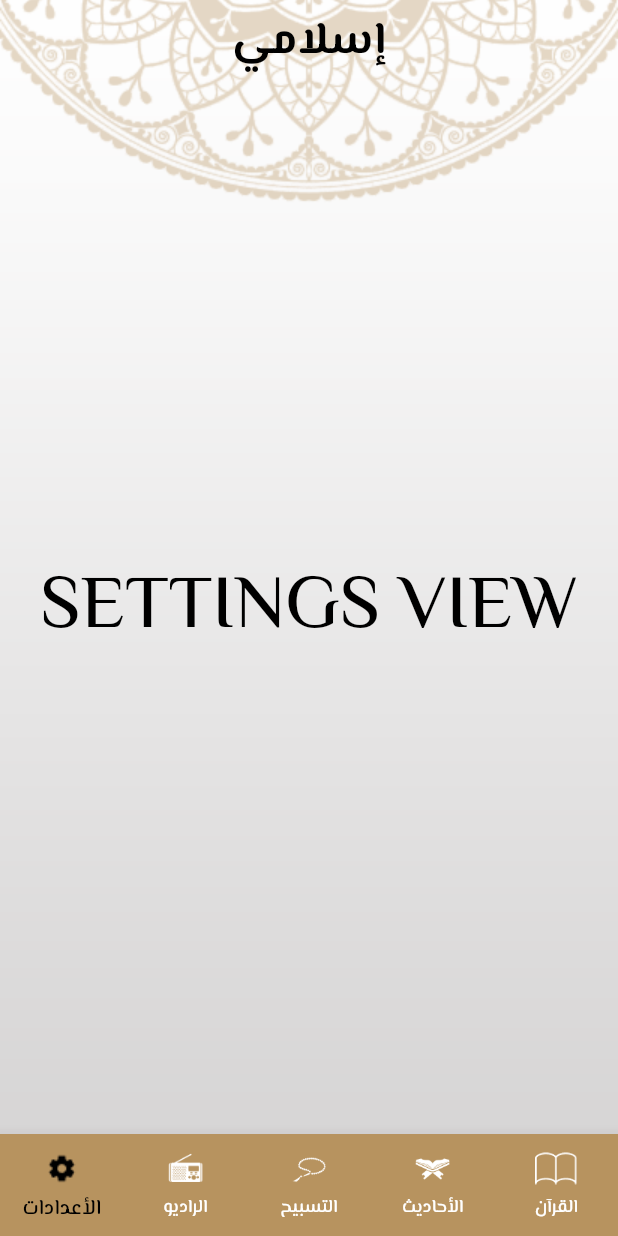
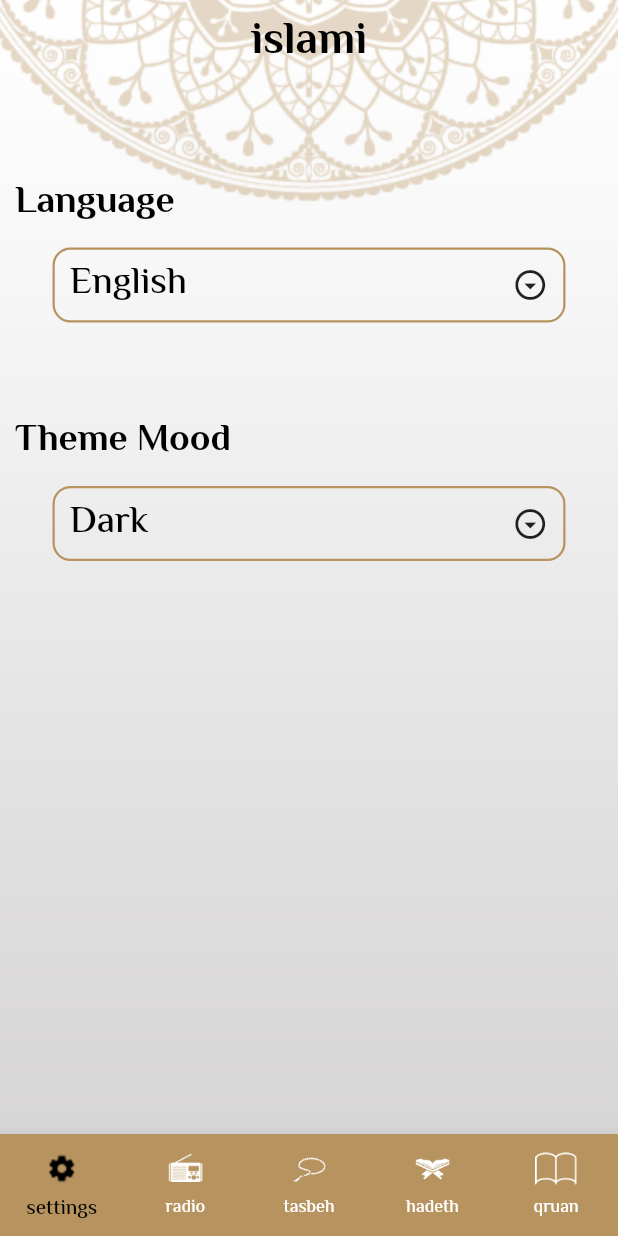
Before and after one commit to elaksher080/islami, a Flutter app: the screen it shows after launch, on a phone screen of 412 x 824 dp. Run offline on Flutter 3.47's test engine with Material 2 defaults, Android fonts, the phone set to English and light mode, and no system bars; our stand-ins replace google_fonts; generated files the repository leaves out were written again.

Commit message:
localizations_import

```diff
--- /dev/null
+++ b/l10n.yaml
@@ -0,0 +1,3 @@
+arb-dir: lib/l10n
+template-arb-file: app_en.arb
+output-localization-file: app_localizations.dart
--- /dev/null
+++ b/lib/l10n/app_ar.arb
@@ -0,0 +1,8 @@
+{
+  "islami": "إسلامي",
+  "qruan": "قرأن",
+  "hadeth": "أحاديث",
+  "tasbeh": "تسبيح",
+  "radio": "راديو",
+  "settings": "الاعدادات"
+}
--- /dev/null
+++ b/lib/l10n/app_en.arb
@@ -0,0 +1,8 @@
+{
+  "islami": "islami",
+  "qruan": "qruan",
+  "hadeth": "hadeth",
+  "tasbeh": "tasbeh",
+  "radio": "radio",
+  "settings": "settings"
+}
--- a/lib/layout/home_layout.dart
+++ b/lib/layout/home_layout.dart
@@ -1,6 +1,5 @@
-import 'dart:ffi';
-
 import 'package:flutter/material.dart';
+import 'package:flutter_gen/gen_l10n/app_localizations.dart';
 import 'package:islami/moduls/hadeth/hadeth_view.dart';
 import 'package:islami/moduls/qruan/qruan_view.dart';
 import 'package:islami/moduls/radio/radio_view.dart';
@@ -43,7 +42,7 @@ class _HomeLayoutState extends State<HomeLayout> {
       backgroundColor: Colors.transparent,
         //////////////////////////////////////////
         appBar: AppBar(
-          title: const Text("إسلامي"),
+          title: Text(AppLocalizations.of(context)!.islami),
         ),
     ////////////////////////////////////////////////
         body: screens[selectedIndex] ,
@@ -56,44 +55,32 @@ class _HomeLayoutState extends State<HomeLayout> {
         });
        },
            currentIndex: selectedIndex,
-      items: const [
-
-        BottomNavigationBarItem(icon:
-        ImageIcon(
+      items: [
+            BottomNavigationBarItem(
+                icon: ImageIcon(
                   AssetImage("assets/icons/settings.png"),
                 ),
-
-            label: "الأعدادات"),
-
-        BottomNavigationBarItem(icon:
-        ImageIcon(
+                label: AppLocalizations.of(context)!.settings),
+            BottomNavigationBarItem(
+                icon: ImageIcon(
                   AssetImage("assets/icons/radio.png"),
                 ),
-
-            label: "الراديو"),
-
-        BottomNavigationBarItem(icon:
-        ImageIcon(
+                label: AppLocalizations.of(context)!.radio),
+            BottomNavigationBarItem(
+                icon: ImageIcon(
                   AssetImage("assets/icons/sebha.png"),
                 ),
-
-            label: "التسبيح"),
-
-        BottomNavigationBarItem(icon:
-        ImageIcon(
+                label: AppLocalizations.of(context)!.tasbeh),
+            BottomNavigationBarItem(
+                icon: ImageIcon(
                   AssetImage("assets/icons/moshaf_blue.png"),
                 ),
-
-            label: "الأحاديث"),
-
-        BottomNavigationBarItem(icon:
-        ImageIcon(
+                label: AppLocalizations.of(context)!.hadeth),
+            BottomNavigationBarItem(
+                icon: ImageIcon(
                   AssetImage("assets/icons/quran.png"),
                 ),
-
-            label: "القرآن"),
-
-
+                label: AppLocalizations.of(context)!.qruan),
           ],
     ),
 ///////////////////////////////////////////////////////
--- a/lib/main.dart
+++ b/lib/main.dart
@@ -1,16 +1,13 @@
 import 'package:flutter/material.dart';
-import 'package:google_fonts/google_fonts.dart';
+import 'package:flutter_gen/gen_l10n/app_localizations.dart';
 import 'package:islami/core/theme/application_theme.dart';
 import 'package:islami/layout/home_layout.dart';
 import 'package:islami/moduls/qruan/qruan_details.dart';
-import 'package:islami/moduls/qruan/wdiget/qruan_item.dart';
 import 'package:islami/moduls/splash_screen/splash-screen.dart';
 
 void main() {
   runApp(const MyApplcation());
 }
-
-
 
 class MyApplcation extends StatelessWidget {
   const MyApplcation({super.key});
@@ -19,15 +16,19 @@ class MyApplcation extends StatelessWidget {
   Widget build(BuildContext context) {
     return MaterialApp(
       debugShowCheckedModeBanner: false,
-     ///////////////////////////////////
+      ///////////////////////////////////
       theme: ApplicationTheme.lightTheme,
-      darkTheme:ApplicationTheme.darkTheme ,
+      darkTheme: ApplicationTheme.darkTheme,
+      ////////////////////////////////////////////
+      localizationsDelegates: AppLocalizations.localizationsDelegates,
+      supportedLocales: AppLocalizations.supportedLocales,
+      locale: Locale("en"),
       ///////////////////////////////////
-      initialRoute:Splashscreen.routeName ,
+      initialRoute: Splashscreen.routeName,
       routes: {
-        Splashscreen.routeName:(context) => const Splashscreen(),
-         HomeLayout.routeName :(context) =>  HomeLayout(),
-        QruanDetails.routeName :(context) =>  const QruanDetails(),
+        Splashscreen.routeName: (context) => const Splashscreen(),
+        HomeLayout.routeName: (context) => HomeLayout(),
+        QruanDetails.routeName: (context) => const QruanDetails(),
       },
     );
   }
--- a/lib/moduls/settings/settings_view.dart
+++ b/lib/moduls/settings/settings_view.dart
@@ -1,20 +1,50 @@
 import 'package:flutter/material.dart';
+import 'package:islami/moduls/settings/widget/language_bottom_sheet_widget.dart';
+import 'package:islami/moduls/settings/widget/setting_item.dart';
+import 'package:islami/moduls/settings/widget/theme_mood_bottom_sheet.dart';
 
 class SettingsView extends StatelessWidget {
   const SettingsView({super.key});
 
   @override
   Widget build(BuildContext context) {
-    return Center(
-      child: Text(
-        "SETTINGS VIEW",
-        style: TextStyle(
-            fontSize: 50,
-            fontWeight: FontWeight.w500
-        ),
+    var theme = Theme.of(context);
+    var mediaQuery = MediaQuery.of(context).size;
+    return Padding(
+      padding: const EdgeInsets.symmetric(horizontal: 10, vertical: 60),
+      child: Column(
+        crossAxisAlignment: CrossAxisAlignment.stretch,
+        children: [
+          SettingItem(
+            settingOptionTitle: "Language",
+            selectedOption: "English",
+            onOptionToped: () {
+              showLanguageBottomSheet(context);
+            },
+          ),
+          /////////////////////////////////////////////////////////////////////////////////
+          SizedBox(height: 50),
+
+          SettingItem(
+            settingOptionTitle: "Theme Mood",
+            selectedOption: "Dark",
+            onOptionToped: () {
+              showThemeBottomSheet(context);
+            },
+          ),
+          ///////////////////////////////////////////////////////
+        ],
       ),
-
-
     );
   }
+
+  void showLanguageBottomSheet(context) {
+    showModalBottomSheet(
+        context: context, builder: (context) => LanguageBottomSheet());
+  }
+
+  void showThemeBottomSheet(context) {
+    showModalBottomSheet(
+        context: context, builder: (context) => ThemeMoodBottom());
+  }
 }
--- /dev/null
+++ b/lib/moduls/settings/widget/setting_item.dart
@@ -0,0 +1,52 @@
+import 'package:flutter/material.dart';
+
+typedef SettingsOptionClicked = void Function();
+
+class SettingItem extends StatelessWidget {
+  final String settingOptionTitle, selectedOption;
+  final SettingsOptionClicked onOptionToped;
+
+  const SettingItem(
+      {super.key,
+      required this.settingOptionTitle,
+      required this.selectedOption,
+      required this.onOptionToped});
+
+  @override
+  Widget build(BuildContext context) {
+    var theme = Theme.of(context);
+    var mediaQuery = MediaQuery.of(context).size;
+    return Column(
+      crossAxisAlignment: CrossAxisAlignment.start,
+      children: [
+        Text(
+          settingOptionTitle,
+          textAlign: TextAlign.start,
+          style: theme.textTheme.bodyLarge,
+        ),
+        GestureDetector(
+          onTap: onOptionToped,
+          child: Container(
+            margin: EdgeInsets.symmetric(horizontal: 25, vertical: 10),
+            padding: EdgeInsets.symmetric(horizontal: 10),
+            height: 50,
+            width: mediaQuery.width,
+            decoration: BoxDecoration(
+                borderRadius: BorderRadius.circular(12),
+                border: Border.all(
+                  color: theme.primaryColor,
+                  width: 1.5,
+                )),
+            child: Row(
+              mainAxisAlignment: MainAxisAlignment.spaceBetween,
+              children: [
+                Text(selectedOption),
+                Icon(Icons.arrow_drop_down_circle_outlined),
+              ],
+            ),
+          ),
+        ),
+      ],
+    );
+  }
+}
--- a/pubspec.yaml
+++ b/pubspec.yaml
@@ -30,6 +30,9 @@ environment:
 dependencies:
   flutter:
     sdk: flutter
+  flutter_localizations:
+    sdk: flutter
+  intl: any
 
 
   # The following adds the Cupertino Icons font to your application.
@@ -58,7 +61,7 @@ flutter:
   # included with your application, so that you can use the icons in
   # the material Icons class.
   uses-material-design: true
-
+  generate: true
   # To add assets to your application, add an assets section, like this:
   assets:
     - assets/images/
```
Also changed, not shown: lib/moduls/settings/widget/language_bottom_sheet_widget.dart (added, +26 -0 lines), lib/moduls/settings/widget/selected_option.dart (added, +31 -0 lines), lib/moduls/settings/widget/theme_mood_bottom_sheet.dart (added, +26 -0 lines), lib/moduls/settings/widget/unselected_option.dart (added, +19 -0 lines), pubspec.lock. Lines whose indentation alone changed are shown as unchanged.
